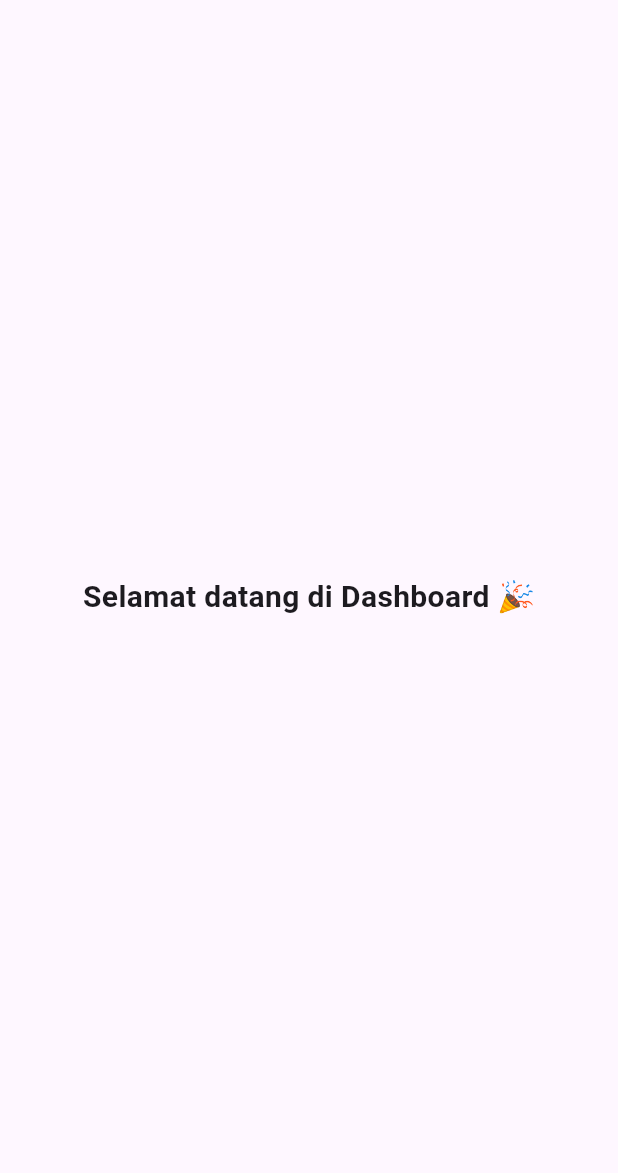
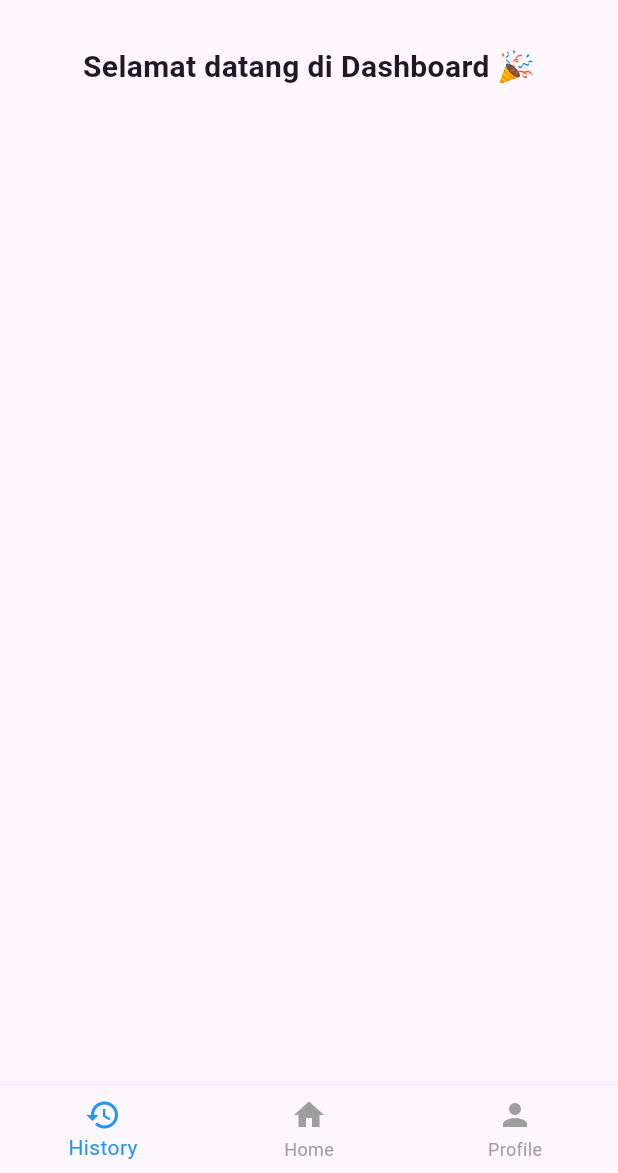
Before and after one commit to ghazyabyu/todolistflutter, a Flutter app: the DashboardPage screen opened directly, on a phone screen of 412 x 824 dp, the part 63-1236 px from its top. Run offline on Flutter 3.47's test engine with Material 3 defaults, Android fonts, the phone set to English and light mode, and no system bars; our stand-ins replace get.

Commit message:
FEAT [EGA] feat buttom navbar

```diff
--- /dev/null
+++ b/lib/bindings/dashboardbinding.dart
@@ -0,0 +1,9 @@
+import 'package:get/get.dart';
+import 'package:todolistflutter/controllers/dashboardcontroller.dart';
+
+class DashboardBinding extends Bindings {
+  @override
+  void dependencies() {
+    Get.put<DashboardController>(DashboardController());
+  }
+}
--- /dev/null
+++ b/lib/bindings/historybinding.dart
@@ -0,0 +1,9 @@
+import 'package:get/get.dart';
+import '../controllers/historycontroller.dart';
+
+class Historybinding extends Bindings {
+  @override
+  void dependencies() {
+    Get.lazyPut<Historycontroller>(() => Historycontroller());
+  }
+}
--- /dev/null
+++ b/lib/controllers/dashboardcontroller.dart
@@ -0,0 +1,20 @@
+import 'package:get/get.dart';
+import 'package:flutter/material.dart';
+import 'package:todolistflutter/pages/history_page.dart';
+import 'package:todolistflutter/pages/home_page.dart';
+import 'package:todolistflutter/pages/profile_page.dart';
+
+
+class DashboardController extends GetxController {
+  var selectedIndex = 0.obs;
+
+
+  final List<Widget> pages = [
+    HistoryPage(),
+    HomePage(),
+    ProfilePage()];
+
+  void changePage(int index) {
+    selectedIndex.value = index;
+  }
+}
--- /dev/null
+++ b/lib/controllers/historycontroller.dart
@@ -0,0 +1,6 @@
+import 'package:get/get.dart';
+
+class Historycontroller extends GetxController{
+
+
+}
--- a/lib/controllers/homecontroller.dart
+++ b/lib/controllers/homecontroller.dart
@@ -0,0 +1,5 @@
+import 'package:get/get.dart';
+
+class Homecontroller extends GetxController{
+
+}
--- a/lib/controllers/todocontroller.dart
+++ b/lib/controllers/todocontroller.dart
@@ -0,0 +1,5 @@
+import 'package:get/get.dart';
+
+class Todocontroller extends GetxController{
+
+}
--- a/lib/pages/dashboard_page.dart
+++ b/lib/pages/dashboard_page.dart
@@ -1,18 +1,46 @@
 import 'package:flutter/material.dart';
+import 'package:get/get.dart';
+import 'package:todolistflutter/bindings/dashboardbinding.dart';
+import 'package:todolistflutter/controllers/dashboardcontroller.dart';
 
 class DashboardPage extends StatelessWidget {
-  const DashboardPage({super.key});
+  DashboardPage({super.key});
+
+  final dashboardController = Get.find<DashboardController>();
 
   @override
   Widget build(BuildContext context) {
-    return Scaffold(
-      appBar: AppBar(
-        title: const Text("Dashboard"),
-      ),
-      body: const Center(
-        child: Text(
-          "Selamat datang di Dashboard 🎉",
-          style: TextStyle(fontSize: 20, fontWeight: FontWeight.bold),
+    return Obx(
+      () => Scaffold(
+        appBar: AppBar(title: const Text("Dashboard")),
+        body: Column(
+          children: [
+            const Padding(
+              padding: EdgeInsets.all(16.0),
+              child: Text(
+                "Selamat datang di Dashboard 🎉",
+                style: TextStyle(fontSize: 20, fontWeight: FontWeight.bold),
+              ),
+            ),
+            Expanded(
+              child: dashboardController
+                  .pages[dashboardController.selectedIndex.value],
+            ),
+          ],
+        ),
+        bottomNavigationBar: BottomNavigationBar(
+          currentIndex: dashboardController.selectedIndex.value,
+          onTap: dashboardController.changePage,
+          selectedItemColor: Colors.blue,
+          unselectedItemColor: Colors.grey,
+          items: const [
+            BottomNavigationBarItem(
+              icon: Icon(Icons.history),
+              label: "History",
+            ),
+            BottomNavigationBarItem(icon: Icon(Icons.home), label: "Home"),
+            BottomNavigationBarItem(icon: Icon(Icons.person), label: "Profile"),
+          ],
         ),
       ),
     );
--- a/lib/pages/history_page.dart
+++ b/lib/pages/history_page.dart
@@ -0,0 +1,10 @@
+import 'package:flutter/material.dart';
+
+class HistoryPage extends StatelessWidget {
+  const HistoryPage({super.key});
+
+  @override
+  Widget build(BuildContext context) {
+    return Container();
+  }
+}
--- /dev/null
+++ b/lib/routes/pages.dart
@@ -0,0 +1,22 @@
+import 'package:flutter/widgets.dart';
+import 'package:get/route_manager.dart';
+import 'package:todolistflutter/bindings/dashboardbinding.dart';
+import 'package:todolistflutter/controllers/authcontroller.dart';
+import 'package:todolistflutter/pages/history_page.dart';
+import 'package:todolistflutter/pages/home_page.dart';
+import 'package:todolistflutter/pages/login_page.dart';
+import 'package:todolistflutter/pages/profile_page.dart';
+import 'package:todolistflutter/pages/dashboard_page.dart';
+import 'package:todolistflutter/routes/routes.dart';
+import 'package:todolistflutter/bindings/authbinding.dart';
+import 'package:todolistflutter/bindings/historybinding.dart';
+
+class AppPages {
+  static final pages = [
+    GetPage(name: AppRoutes.historypage, page: () => HistoryPage(), binding: Historybinding()),
+    GetPage(name: AppRoutes.loginpage, page: () => LoginPage(), binding: AuthBinding()),
+    GetPage(name: AppRoutes.dashboardpage, page: () => DashboardPage(), binding: DashboardBinding()),
+    GetPage(name: AppRoutes.profilepage, page: () => ProfilePage()),
+    GetPage(name: AppRoutes.homepage, page: () => HomePage()),
+  ];
+}
--- /dev/null
+++ b/lib/routes/routes.dart
@@ -0,0 +1,7 @@
+class AppRoutes {
+  static const String loginpage = "/loginpage";
+  static const String historypage = "/historypage";
+  static const String homepage = "/homepage";
+  static const String profilepage = "/profilepage";
+  static const String dashboardpage = "/dashboardpage";
+}
```
Also changed, not shown: lib/main.dart (+8 -2 lines), lib/pages/home_page.dart (+10 -0 lines), lib/pages/login_page.dart (+6 -3 lines), lib/pages/profile_page.dart (+10 -0 lines), lib/bindings/loginbinding.dart (added), lib/controllers/logincontroller.dart (deleted), 1 other file.
